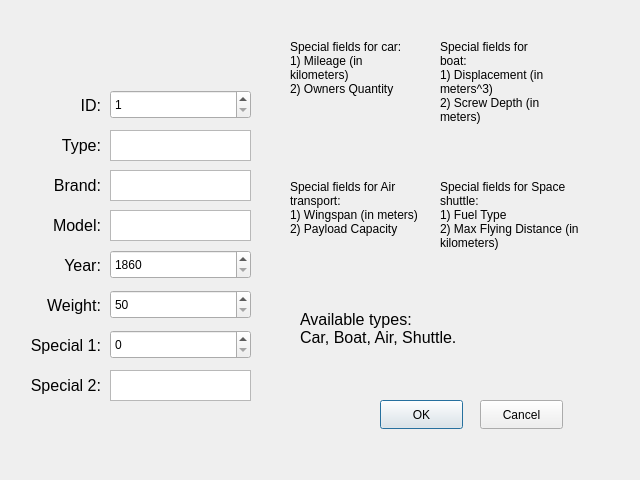
First picture: the form in EditElementFieldsWindow.ui, repository PaulBelov0/Transport_List, before the edit.
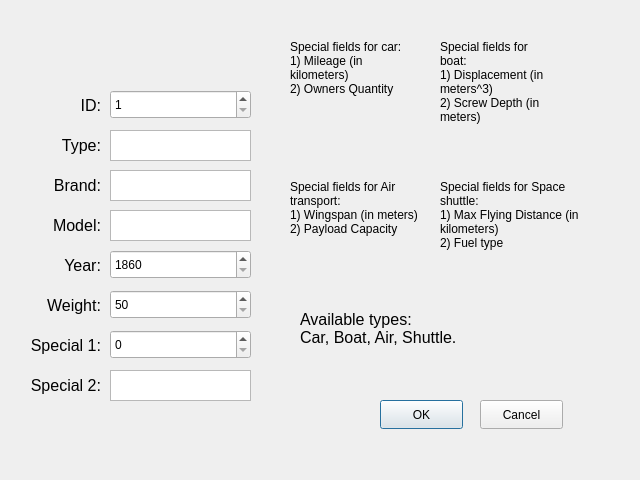
Second picture: the form after the edit.

The edit to the form file:
```diff
--- a/EditElementFieldsWindow.ui
+++ b/EditElementFieldsWindow.ui
@@ -340,8 +340,8 @@
    </property>
    <property name="text">
     <string>Special fields for Space shuttle: 
-1) Fuel Type
-2) Max Flying Distance (in kilometers)</string>
+1) Max Flying Distance (in kilometers)
+2) Fuel type</string>
    </property>
    <property name="alignment">
     <set>Qt::AlignLeading|Qt::AlignLeft|Qt::AlignTop</set>
```
